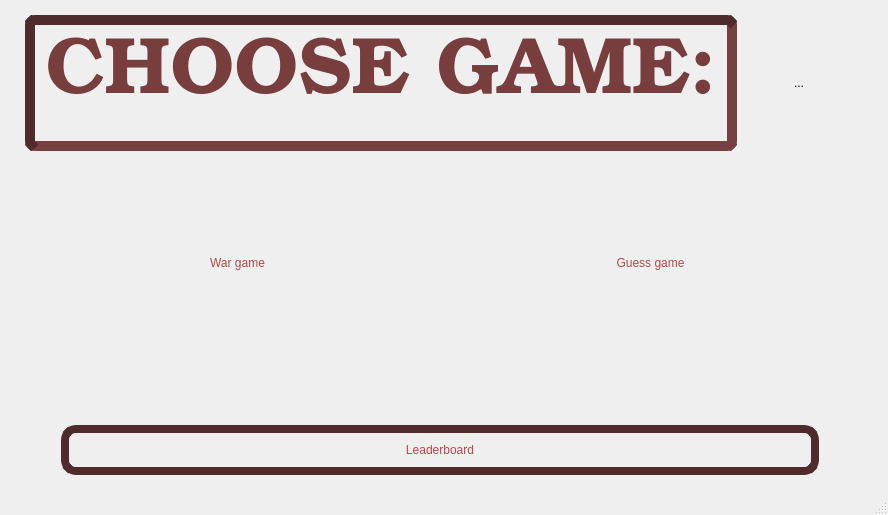
Qt form MATFWars/mainwindow.ui (Divljo31/MATFWars) before a commit.
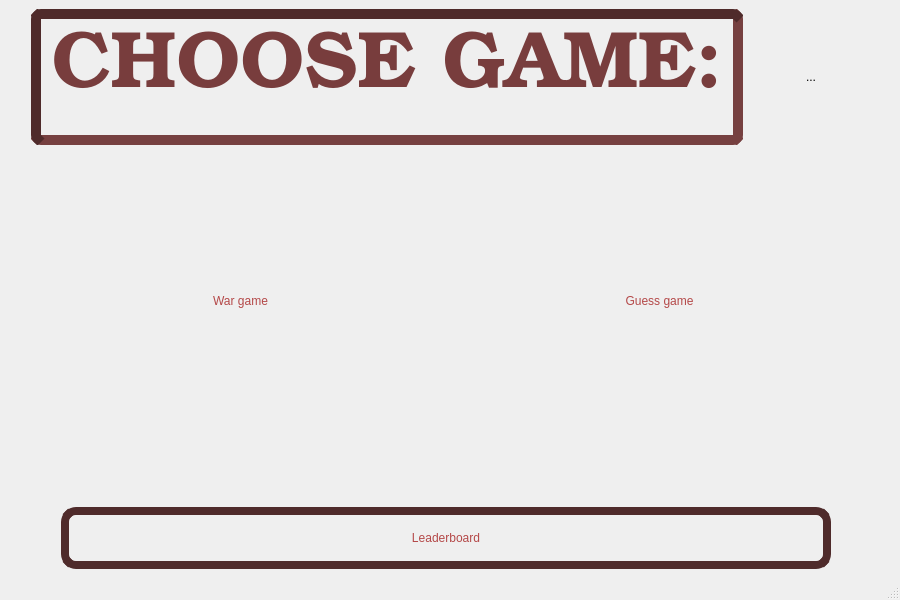
The same form after that commit. Icons and pictures are not drawn.

```diff
--- a/MATFWars/mainwindow.ui
+++ b/MATFWars/mainwindow.ui
@@ -6,14 +6,14 @@
    <rect>
     <x>0</x>
     <y>0</y>
-    <width>888</width>
-    <height>515</height>
+    <width>900</width>
+    <height>600</height>
    </rect>
   </property>
   <property name="minimumSize">
    <size>
-    <width>400</width>
-    <height>300</height>
+    <width>900</width>
+    <height>600</height>
    </size>
   </property>
   <property name="maximumSize">
@@ -48,8 +48,8 @@
       <item>
        <widget class="QLabel" name="choose_label">
         <property name="sizePolicy">
-         <sizepolicy hsizetype="Minimum" vsizetype="Fixed">
-          <horstretch>0</horstretch>
+         <sizepolicy hsizetype="Expanding" vsizetype="Fixed">
+          <horstretch>3</horstretch>
           <verstretch>0</verstretch>
          </sizepolicy>
         </property>
@@ -61,8 +61,8 @@
         </property>
         <property name="maximumSize">
          <size>
-          <width>16777215</width>
-          <height>16777215</height>
+          <width>1000</width>
+          <height>400</height>
          </size>
         </property>
         <property name="font">
@@ -183,14 +183,14 @@
         </property>
         <property name="minimumSize">
          <size>
-          <width>30</width>
-          <height>50</height>
+          <width>50</width>
+          <height>30</height>
          </size>
         </property>
         <property name="maximumSize">
          <size>
-          <width>590</width>
-          <height>200</height>
+          <width>500</width>
+          <height>300</height>
          </size>
         </property>
         <property name="styleSheet">
@@ -237,14 +237,14 @@
         </property>
         <property name="minimumSize">
          <size>
-          <width>30</width>
-          <height>50</height>
+          <width>50</width>
+          <height>30</height>
          </size>
         </property>
         <property name="maximumSize">
          <size>
-          <width>590</width>
-          <height>200</height>
+          <width>500</width>
+          <height>300</height>
          </size>
         </property>
         <property name="styleSheet">
@@ -300,10 +300,22 @@
       </item>
       <item>
        <widget class="QPushButton" name="leaderboard_main_button">
+        <property name="sizePolicy">
+         <sizepolicy hsizetype="Expanding" vsizetype="Fixed">
+          <horstretch>3</horstretch>
+          <verstretch>0</verstretch>
+         </sizepolicy>
+        </property>
         <property name="minimumSize">
          <size>
-          <width>100</width>
-          <height>50</height>
+          <width>0</width>
+          <height>0</height>
+         </size>
+        </property>
+        <property name="maximumSize">
+         <size>
+          <width>1200</width>
+          <height>130</height>
          </size>
         </property>
         <property name="styleSheet">
```
Left out of the diff: 2 changed lines with no effect on the pictures.
